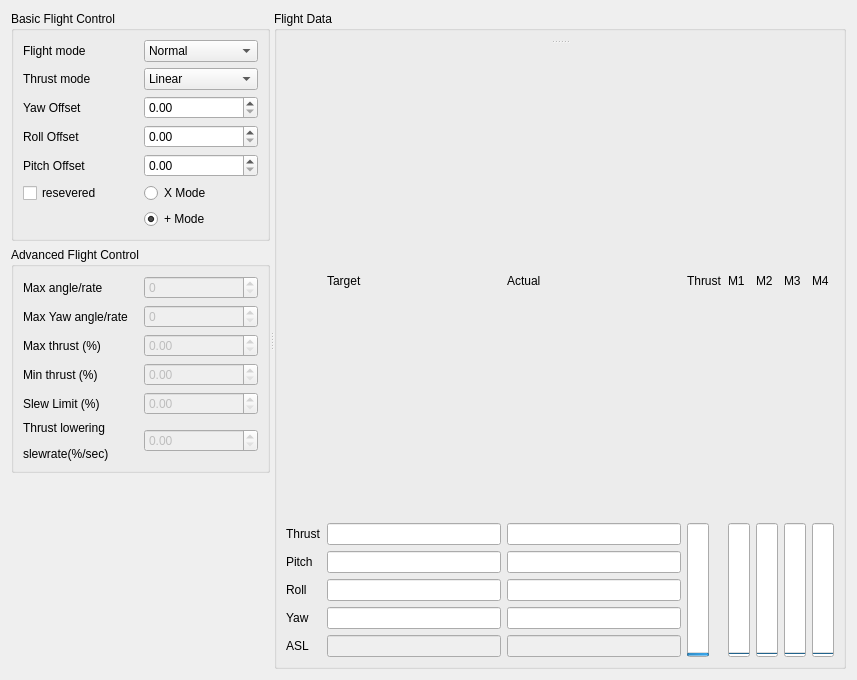
First picture: the form in ui/tabs/flightTab.ui, repository ninfeion/BBflight-clients-restruction-python, before the edit.
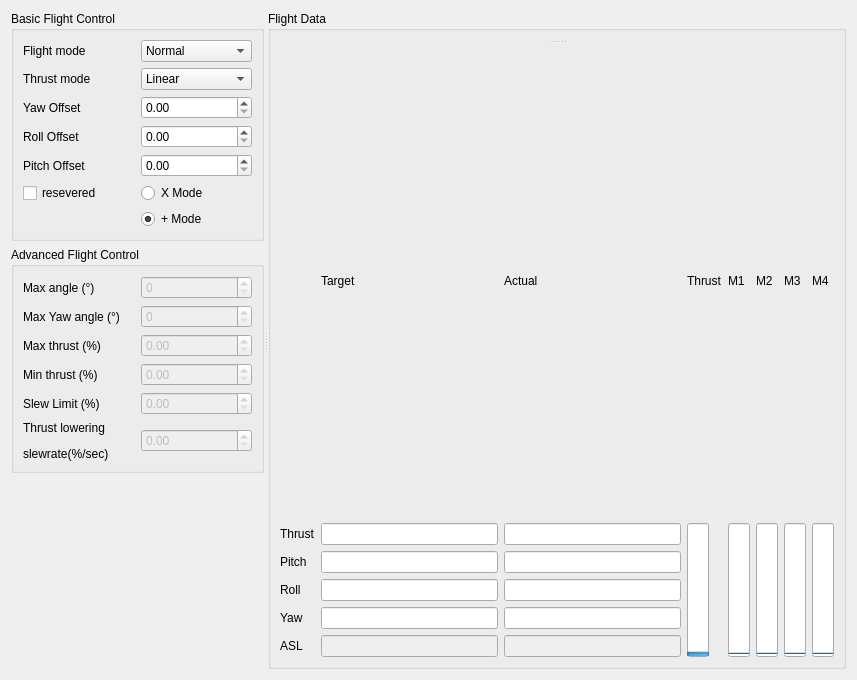
Second picture: the form after the edit.

Diff of the .ui file:
```diff
--- a/ui/tabs/flightTab.ui
+++ b/ui/tabs/flightTab.ui
@@ -153,7 +153,7 @@
             <item row="0" column="0">
              <widget class="QLabel" name="maxAngleLabel">
               <property name="text">
-               <string>Max angle/rate</string>
+               <string>Max angle (°)</string>
               </property>
              </widget>
             </item>
@@ -167,7 +167,7 @@
             <item row="1" column="0">
              <widget class="QLabel" name="maxYawAngleLabel">
               <property name="text">
-               <string>Max Yaw angle/rate</string>
+               <string>Max Yaw angle (°)</string>
               </property>
              </widget>
             </item>
@@ -198,7 +198,7 @@
                <bool>false</bool>
               </property>
               <property name="maximum">
-               <number>100</number>
+               <number>180</number>
               </property>
              </widget>
             </item>
@@ -208,7 +208,7 @@
                <bool>false</bool>
               </property>
               <property name="maximum">
-               <number>100</number>
+               <number>180</number>
               </property>
               <property name="singleStep">
                <number>10</number>
@@ -470,7 +470,7 @@
                  </sizepolicy>
                 </property>
                 <property name="maximum">
-                 <number>65535</number>
+                 <number>2000</number>
                 </property>
                 <property name="value">
                  <number>24</number>
```
Left out of the diff: 2 changed lines with no effect on the pictures.
